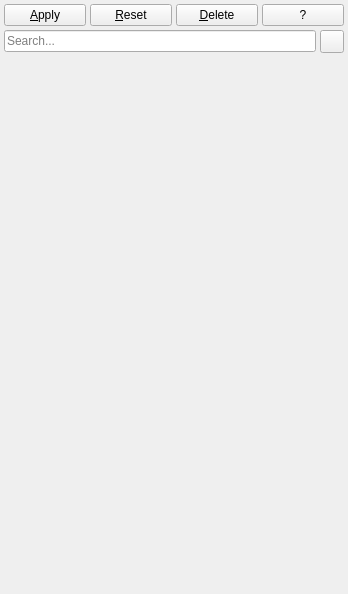
Kitware/ParaView, file Qt/Components/Resources/UI/pqPropertiesPanel.ui: the form before one commit.
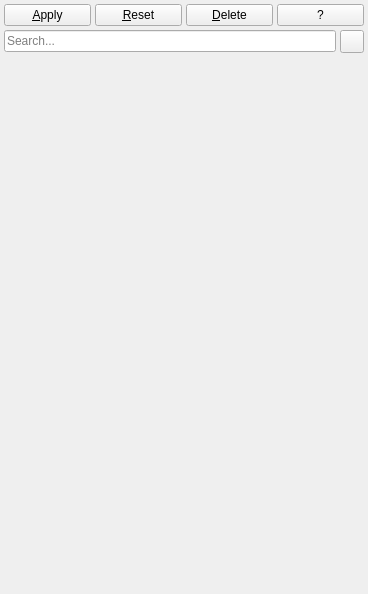
The form after the commit. Icons and pictures are not drawn. Custom widgets are drawn as their Qt base class.

Commit message:
BUG #13889. Fixed arbitrary spacing on the top of properties panel.
Due to vertical spacing provided for the PropertiesFrame's layout, hidden
widgets ended up taking up some space and hence the extra space as one added
more and more sources. This fixes that issue.

Diff of the .ui file:
```diff
--- a/Qt/Components/Resources/UI/pqPropertiesPanel.ui
+++ b/Qt/Components/Resources/UI/pqPropertiesPanel.ui
@@ -6,7 +6,7 @@
    <rect>
     <x>0</x>
     <y>0</y>
-    <width>348</width>
+    <width>368</width>
     <height>594</height>
    </rect>
   </property>
@@ -108,8 +108,8 @@
        <rect>
         <x>0</x>
         <y>0</y>
-        <width>340</width>
-        <height>68</height>
+        <width>360</width>
+        <height>38</height>
        </rect>
       </property>
       <property name="sizePolicy">
```
Left out of the diff: 4 changed lines with no effect on the pictures.
